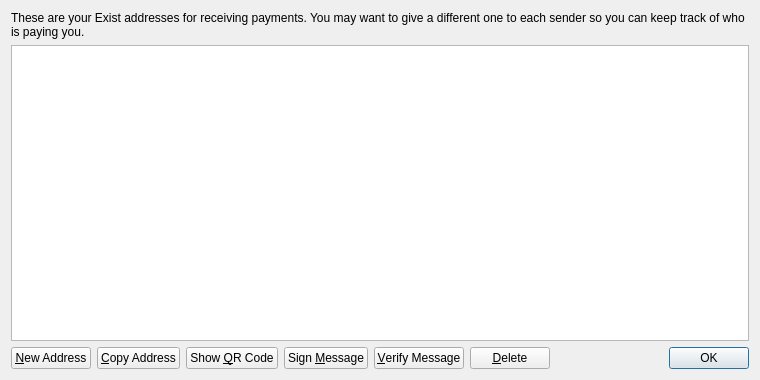
EXISTDevv/EXISTv2, file src/qt/forms/addressbookpage.ui: the form before one commit.
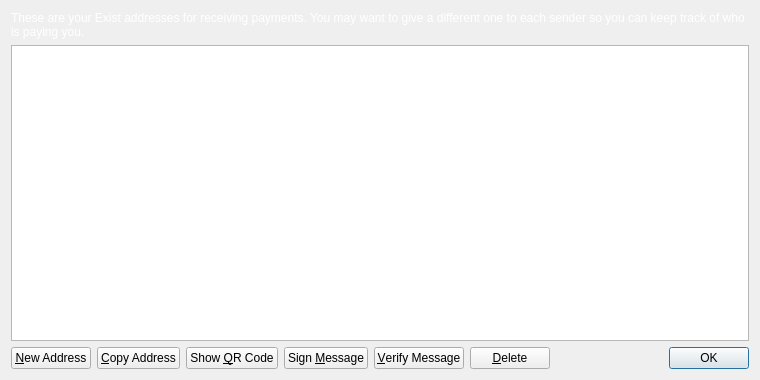
The form after the commit. Icons and pictures are not drawn.

What changed in the file:
```diff
--- a/src/qt/forms/addressbookpage.ui
+++ b/src/qt/forms/addressbookpage.ui
@@ -16,6 +16,9 @@
   <layout class="QVBoxLayout" name="verticalLayout">
    <item>
     <widget class="QLabel" name="labelExplanation">
+    <property name="styleSheet">
+             <string notr="true">QLabel { color: white; }</string>
+            </property>
      <property name="text">
       <string>These are your Exist addresses for receiving payments. You may want to give a different one to each sender so you can keep track of who is paying you.</string>
      </property>
```
